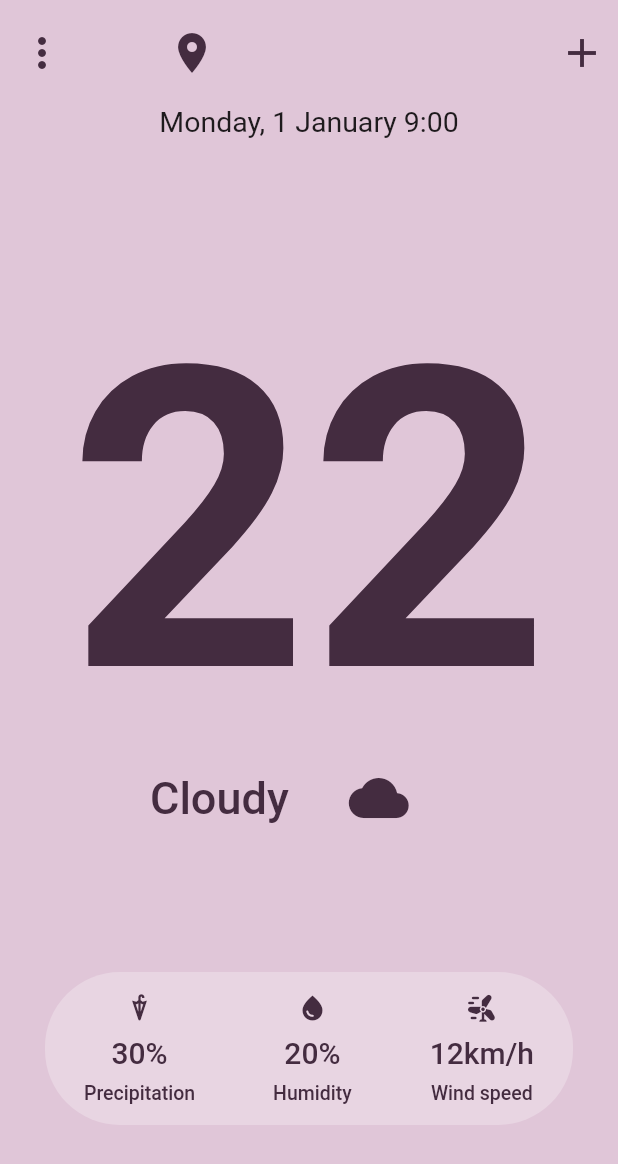
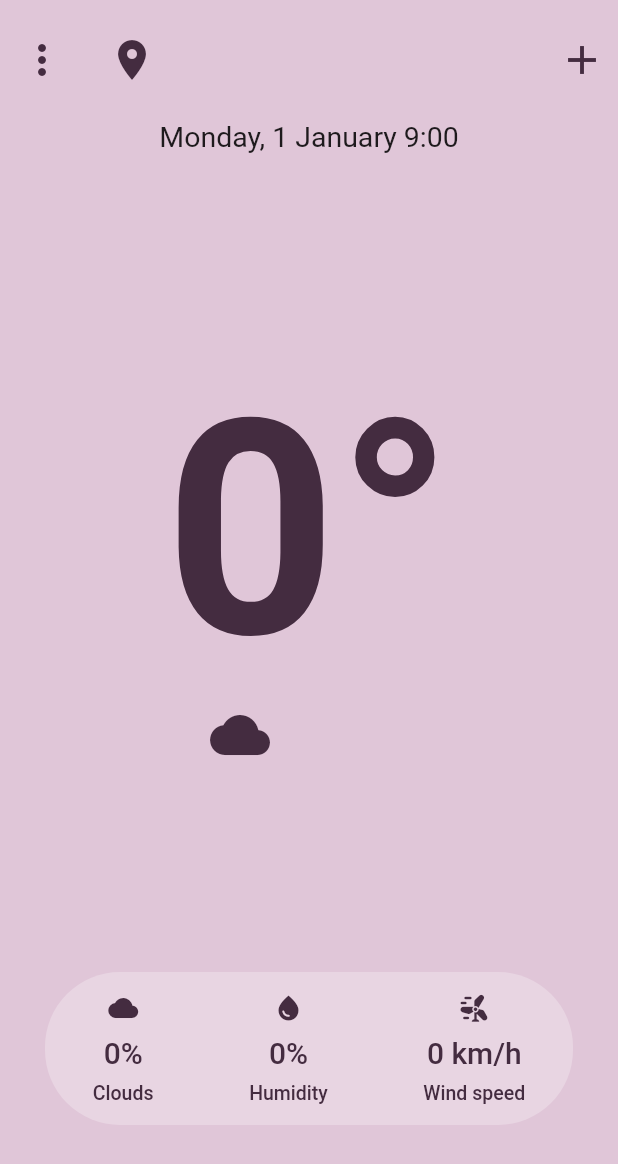
Before and after one commit to gaazpio/Prueba-Tecnica-Bondy, a Flutter app: the screen it shows after launch, on a phone screen of 412 x 824 dp. Shown: the top 1164 px of the screen. Run offline on Flutter 3.47's test engine with Material 2 defaults, Android fonts, the light colour scheme and no system bars; our stand-ins replace auto_size_text, equatable, geocoding, geolocator, get.

Commit message:
implementado conexion a la api y descargado los datos de cada ciudad por cordenadas

```diff
--- a/lib/api/weather_api.dart
+++ b/lib/api/weather_api.dart
@@ -6,7 +6,7 @@ import 'package:http/http.dart' as http;
 class WeatherApi {
   static const endpoint = "https://api.open-meteo.com/v1/forecast";
 
-  Future<Weather?> getWeather(double lat, double lon) async {
+  Future<WeatherExter?> getWeather(double lat, double lon) async {
     try {
       final response = await http.get(
         Uri.parse(endpoint).replace(queryParameters: {
@@ -22,7 +22,7 @@ class WeatherApi {
 
       if (response.statusCode == 200) {
         final results = jsonDecode(response.body);
-        return Weather.fromJson(results['current_weather']);
+        return WeatherExter.fromJson(results['current_weather']);
       }
 
       return null;
--- a/lib/controllers/weather_controller.dart
+++ b/lib/controllers/weather_controller.dart
@@ -11,7 +11,7 @@ class WeatherController extends GetxController {
 
   final RxList<Location> searchLocations = RxList.empty();
   final Rx<Location?> locationSelected = Rx<Location?>(null);
-  final Rx<Weather?> currentWeather = Rx<Weather?>(null);
+  final Rx<WeatherExter?> currentWeather = Rx<WeatherExter?>(null);
 
   TextEditingController input = TextEditingController();
 
--- a/lib/models/weather.dart
+++ b/lib/models/weather.dart
@@ -1,12 +1,12 @@
 import 'package:equatable/equatable.dart';
 
-class Weather extends Equatable {
+class WeatherExter extends Equatable {
   final double temperature;
   final double windSpeed;
   final int windDirection;
   final DateTime time;
 
-  Weather.fromJson(Map<String, dynamic> json)
+  WeatherExter.fromJson(Map<String, dynamic> json)
       : temperature = json['temperature'],
         windSpeed = json['windspeed'],
         windDirection = json['winddirection'],
--- a/lib/views/WeatherPage.dart
+++ b/lib/views/WeatherPage.dart
@@ -1,9 +1,9 @@
+import 'dart:convert';
+import 'package:auto_size_text/auto_size_text.dart';
 import 'package:flutter/material.dart';
 import 'package:geocoding/geocoding.dart';
 import 'package:geolocator/geolocator.dart';
-import 'package:get/get.dart';
-import 'package:prueba_tecnica_bondy/controllers/weather_controller.dart';
-import 'package:prueba_tecnica_bondy/widgets/weather_card.dart';
+import 'package:http/http.dart' as http;
 
 class WheatherPage extends StatefulWidget {
   const WheatherPage({Key? key}) : super(key: key);
@@ -14,7 +14,53 @@ class WheatherPage extends StatefulWidget {
 
 class _WheatherPageState extends State<WheatherPage> {
   String Ciudad = "";
+  String dataInfo="";
 
+  double WindSpeed=0.0;
+  int WindSpeedEntero=0;
+
+  int humedad=0;
+  int nubes=0;
+  int estado=0;
+
+  String mainWeather="";
+
+  double temperatura=0;
+  int temperaturaEntero=0;
+
+void conectarApi(double latitud, double longitud) async{
+  final url = "https://api.openweathermap.org/data/2.5/weather?lat=$latitud&lon=$longitud&appid=14a1ebdfd8a21d21210752adf9826abf";
+  final response = await http.get(Uri.parse(url));
+
+  if (response.statusCode == 200) {
+    print("CONECATADA CORRECTAMENTE");
+    final data = json.decode(response.body);
+
+    setState(() {
+      WindSpeed=data['wind']['speed']* 3.6;
+      WindSpeedEntero=WindSpeed.toInt();
+
+      dataInfo=data.toString();
+      humedad=data['main']['humidity'];
+
+      nubes=data['clouds']['all'];
+
+      temperatura=data['main']['temp']-273.15;
+      temperaturaEntero=temperatura.toInt();
+
+      dynamic weatherData = data['weather'][0];
+       mainWeather = weatherData['main'];
+
+      //print(dataInfo);
+
+    });
+
+  }
+  else {
+    // Maneja errores de solicitud.
+    print("Error al obtener datos meteorológicos: ${response.statusCode}");
+  }
+}
   @override
   void initState() {
     obtenerLocalizacionActual();
@@ -26,47 +72,44 @@ class _WheatherPageState extends State<WheatherPage> {
       desiredAccuracy: LocationAccuracy.high,
     );
 
-    List<Placemark> placemarks =
-        await placemarkFromCoordinates(position.latitude, position.longitude);
-
+    List<Placemark> placemarks = await placemarkFromCoordinates(position.latitude, position.longitude);
+    print(placemarks.toString());
     setState(() {
-      Ciudad = placemarks[0].subAdministrativeArea.toString();
+      Ciudad = placemarks[0].locality.toString();
+      conectarApi(position.latitude,position.longitude);
     });
   }
 
-  void obtenerDatosDeLaCiudad() {}
 
   @override
   Widget build(BuildContext context) {
     Color colorAppLet = Color.fromRGBO(68, 44, 64, 1.0);
     Color colorFondo = Color.fromRGBO(224, 198, 216, 1.0);
-    final weatherController = Get.put(WeatherController());
 
     Size screenSize = MediaQuery.of(context).size;
     double screenWidth = screenSize.width;
     double appBarHeight = AppBar().preferredSize.height;
-    double screenHeightWithoutAppBar =
-        MediaQuery.of(context).size.height - appBarHeight;
+    double screenHeightWithoutAppBar = MediaQuery.of(context).size.height - appBarHeight;
 
     return Scaffold(
       appBar: AppBar(
         backgroundColor: colorFondo,
         elevation: 0,
-        toolbarHeight: 70,
+        toolbarHeight: 80,
         title: Row(
           children: [
-            SizedBox(width: 40),
             Icon(
               Icons.location_on,
               size: 32,
               color: colorAppLet,
             ),
             SizedBox(width: 8), // Espacio entre el ícono y el texto
-            Text(
+            AutoSizeText(
               '$Ciudad',
+              textAlign: TextAlign.center,maxLines: 1,
               style: TextStyle(
                   color: colorAppLet,
-                  fontSize: 30,
+                  fontSize: 21,
                   fontWeight: FontWeight.bold),
             ),
           ],
@@ -108,16 +151,16 @@ class _WheatherPageState extends State<WheatherPage> {
             Center(
               child: Column(
                 children: [
-                  Text(
-                    "22",
+                 Text(
+                    "${temperaturaEntero}°",
                     style: TextStyle(
-                        fontSize: 280,
+                        fontSize: 200,
                         fontWeight: FontWeight.bold,
                         color: colorAppLet),
                   ),
                   Row(children: [
                     SizedBox(width: 100),
-                    Text("Cloudy",
+                    Text("${mainWeather}",
                         style: TextStyle(
                             fontSize: 30,
                             fontWeight: FontWeight.w500,
@@ -128,7 +171,8 @@ class _WheatherPageState extends State<WheatherPage> {
                       size: 40,
                       color: colorAppLet,
                     ),
-                  ]),
+                  ]
+                  ),
                 ],
               ),
             ),
@@ -150,18 +194,18 @@ class _WheatherPageState extends State<WheatherPage> {
                         mainAxisAlignment: MainAxisAlignment.center,
                         children: [
                           Icon(
-                            Icons.umbrella,
+                            Icons.cloud,
                             size: 20,
                             color: colorAppLet,
                           ),
                           SizedBox(height: 8),
-                          Text("30%",
+                          Text("${nubes}%",
                               style: TextStyle(
                                   fontSize: 20,
                                   fontWeight: FontWeight.w500,
                                   color: colorAppLet)),
                           SizedBox(height: 8),
-                          Text("Precipitation",
+                          Text("Clouds",
                               style: TextStyle(
                                   fontSize: 13,
                                   fontWeight: FontWeight.w500,
@@ -176,7 +220,7 @@ class _WheatherPageState extends State<WheatherPage> {
                             color: colorAppLet,
                           ),
                           SizedBox(height: 8),
-                          Text("20%",
+                          Text("${humedad}%",
                               style: TextStyle(
                                   fontSize: 20,
                                   fontWeight: FontWeight.w500,
@@ -197,7 +241,7 @@ class _WheatherPageState extends State<WheatherPage> {
                             color: colorAppLet,
                           ),
                           SizedBox(height: 8),
-                          Text("12km/h",
+                          Text("${WindSpeedEntero} km/h",
                               style: TextStyle(
                                   fontSize: 20,
                                   fontWeight: FontWeight.w500,
--- a/lib/widgets/weather_card.dart
+++ b/lib/widgets/weather_card.dart
@@ -3,7 +3,7 @@ import 'package:prueba_tecnica_bondy/models/location.dart';
 import 'package:prueba_tecnica_bondy/models/weather.dart';
 
 class WeatherInfoCard extends StatelessWidget {
-  final Weather weatherData;
+  final WeatherExter weatherData;
   final Location locationData;
 
   const WeatherInfoCard({
--- a/pubspec.yaml
+++ b/pubspec.yaml
@@ -36,10 +36,12 @@ dependencies:
   # Use with the CupertinoIcons class for iOS style icons.
   cupertino_icons: ^1.0.2
   get: ^4.6.5
-  http: ^0.13.6
+  http: ^1.1.0
   equatable: ^2.0.5
   geolocator: ^7.0.3
   geocoding: ^2.1.1
+  weather: ^3.1.1
+  auto_size_text: ^3.0.0
 
 dev_dependencies:
   flutter_test:
```
Also changed, not shown: pubspec.lock.
